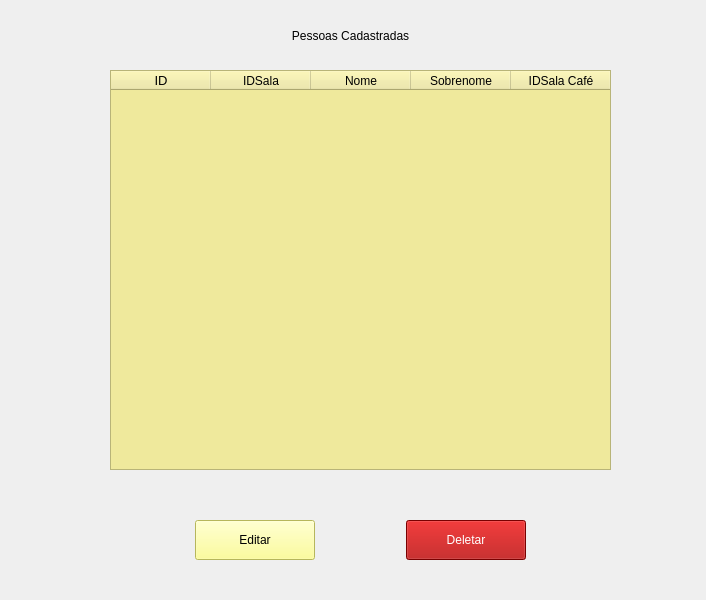
First picture: the form in sistema/screens/listaPessoas.ui, repository GEspinosa7/DesafioGD, before the edit.
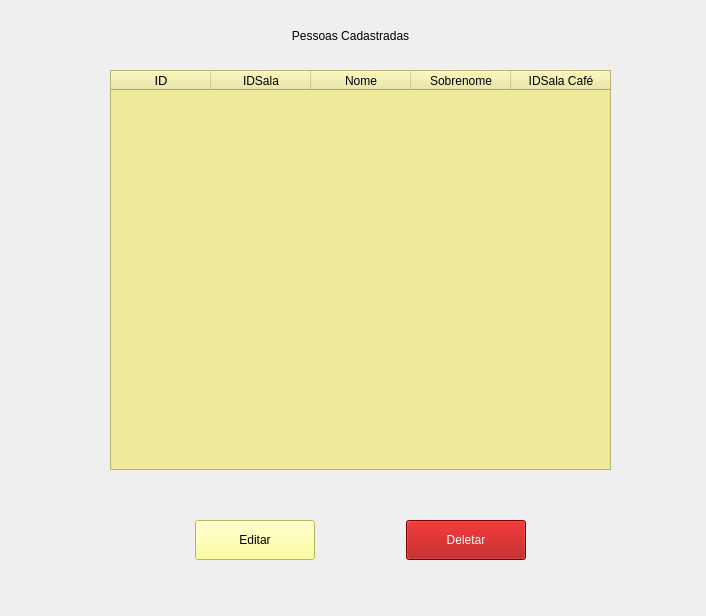
Second picture: the form after the edit.

What changed in the file:
```diff
--- a/sistema/screens/listaPessoas.ui
+++ b/sistema/screens/listaPessoas.ui
@@ -7,7 +7,7 @@
     <x>0</x>
     <y>0</y>
     <width>706</width>
-    <height>600</height>
+    <height>616</height>
    </rect>
   </property>
   <property name="minimumSize">
```
